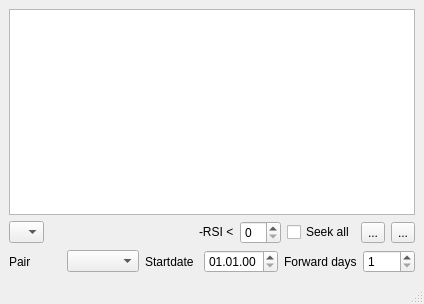
First picture: the form in mainwindow.ui, repository QTinman/TimeframeWalker, before the edit.
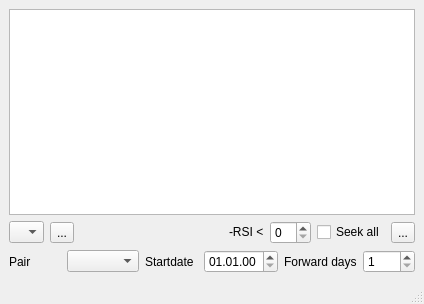
Second picture: the form after the edit. Icons and pictures are not drawn.

Commit message: RSI search adjustments.

Patch:
```diff
--- a/mainwindow.ui
+++ b/mainwindow.ui
@@ -34,6 +34,17 @@
         </property>
        </widget>
       </item>
+      <item>
+       <widget class="QToolButton" name="reload">
+        <property name="text">
+         <string>...</string>
+        </property>
+        <property name="icon">
+         <iconset resource="resources.qrc">
+          <normaloff>:/new/icon/reload.png</normaloff>:/new/icon/reload.png</iconset>
+        </property>
+       </widget>
+      </item>
       <item>
        <spacer name="horizontalSpacer">
         <property name="orientation">
@@ -91,17 +102,6 @@
         </property>
        </widget>
       </item>
-      <item>
-       <widget class="QToolButton" name="reload">
-        <property name="text">
-         <string>...</string>
-        </property>
-        <property name="icon">
-         <iconset resource="resources.qrc">
-          <normaloff>:/new/icon/reload.png</normaloff>:/new/icon/reload.png</iconset>
-        </property>
-       </widget>
-      </item>
      </layout>
     </item>
     <item row="2" column="0">
```
The commit also changes 1 other file.
